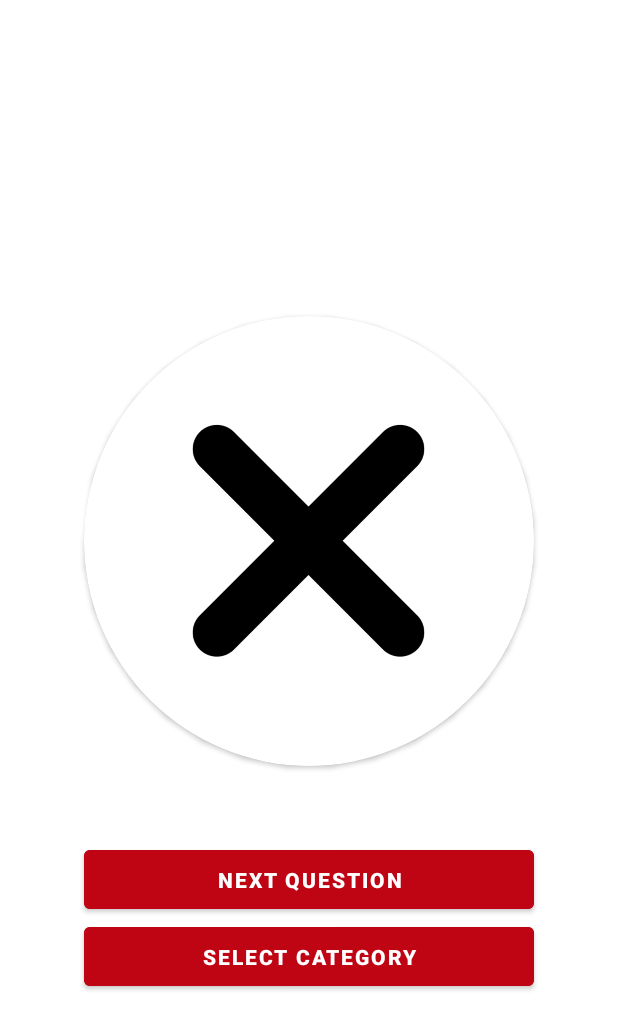
After one commit to noah-erasmus/QuizzApp, an Android app: the AnswerResultActivity screen opened directly, with no data from a screen before it, on a phone screen of 412 x 824 dp. The commit adds this screen. Shown: the top 1030 px of the screen. Run offline under Robolectric (Android 15) with nearby library versions, the phone set to English and light mode, and no system bars.

Commit message:
Remove result dialog and add intermediate result screen

```diff
--- a/app/src/main/AndroidManifest.xml
+++ b/app/src/main/AndroidManifest.xml
@@ -9,7 +9,8 @@
         android:roundIcon="@mipmap/ic_launcher_round"
         android:supportsRtl="true"
         android:theme="@style/Theme.QuizzApp">
-        <activity android:name=".AnswerActivity"></activity>
+        <activity android:name=".AnswerResultActivity"></activity>
+        <activity android:name=".AnswerActivity" />
         <activity android:name=".LevelFinishActivity" />
         <activity
             android:name=".SelectCategoryActivity"
@@ -28,7 +29,7 @@
         <activity
             android:name=".MainActivity"
             android:screenOrientation="portrait"
-            android:windowSoftInputMode="adjustResize"></activity>
+            android:windowSoftInputMode="adjustResize" />
     </application>
 
 </manifest>
--- /dev/null
+++ b/app/src/main/java/com/example/quizzapp/AnswerResultActivity.kt
@@ -0,0 +1,36 @@
+package com.example.quizzapp
+
+import android.content.Intent
+import androidx.appcompat.app.AppCompatActivity
+import android.os.Bundle
+import kotlinx.android.synthetic.main.activity_answer_result.*
+
+class AnswerResultActivity : AppCompatActivity() {
+    override fun onCreate(savedInstanceState: Bundle?) {
+        super.onCreate(savedInstanceState)
+        setContentView(R.layout.activity_answer_result)
+
+        var questionNumber = intent.getIntExtra("question_number", 1)
+        var answerStatus = intent.getStringExtra("answer_status")
+
+        nextquestion_btn.setOnClickListener{
+            val intent = Intent(this, AnswerActivity::class.java)
+            intent.putExtra("question_number", questionNumber)
+            startActivity(intent)
+            finish()
+        }
+
+        selectcategory_btn.setOnClickListener{
+            val intent = Intent(this, SelectCategoryActivity::class.java)
+            startActivity(intent)
+            finish()
+        }
+
+        if(answerStatus == "correct"){
+            result_img.setImageResource(R.drawable.tick)
+        }else{
+            result_img.setImageResource(R.drawable.cross)
+        }
+
+    }
+}
--- /dev/null
+++ b/app/src/main/res/layout/activity_answer_result.xml
@@ -0,0 +1,59 @@
+<?xml version="1.0" encoding="utf-8"?>
+<androidx.constraintlayout.widget.ConstraintLayout xmlns:android="http://schemas.android.com/apk/res/android"
+    xmlns:app="http://schemas.android.com/apk/res-auto"
+    xmlns:tools="http://schemas.android.com/tools"
+    android:layout_width="match_parent"
+    android:layout_height="match_parent"
+    tools:context=".AnswerResultActivity">
+
+    <LinearLayout
+        android:layout_width="match_parent"
+        android:layout_height="match_parent"
+        android:orientation="vertical"
+        android:gravity="center">
+
+        <androidx.cardview.widget.CardView
+            android:layout_width="300dp"
+            android:layout_height="300dp"
+            android:layout_gravity="center"
+            app:cardCornerRadius="150dp"
+            android:layout_margin="50dp">
+
+            <ImageView
+                android:id="@+id/result_img"
+                android:layout_width="250dp"
+                android:layout_height="250dp"
+                android:layout_gravity="center"
+                android:src="@drawable/cross"></ImageView>
+
+        </androidx.cardview.widget.CardView>
+
+        <Button
+            android:id="@+id/nextquestion_btn"
+            android:layout_width="300dp"
+            android:layout_height="wrap_content"
+            android:backgroundTint="@color/movie_red"
+            android:gravity="center"
+            android:padding="10dp"
+            android:text="Next question"
+            android:textStyle="bold"
+            android:textColor="@color/white">
+
+        </Button>
+
+        <Button
+            android:id="@+id/selectcategory_btn"
+            android:layout_width="300dp"
+            android:layout_height="wrap_content"
+            android:backgroundTint="@color/movie_red"
+            android:gravity="center"
+            android:padding="10dp"
+            android:text="select category"
+            android:textStyle="bold"
+            android:textColor="@color/white">
+
+        </Button>
+
+    </LinearLayout>
+
+</androidx.constraintlayout.widget.ConstraintLayout>
```
Also changed, not shown: app/src/main/java/com/example/quizzapp/AnswerActivity.kt (+49 -27 lines), app/src/main/res/drawable-v24/cross.png (added), app/src/main/res/drawable-v24/tick.png (added).
